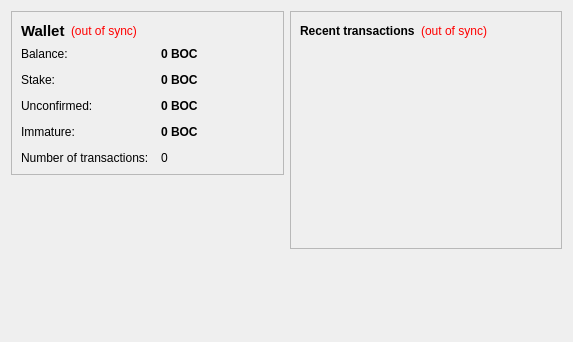
Before: the Qt Designer form src/qt/forms/overviewpage.ui in Bitblocks/bitblocks, drawn with Qt 5.
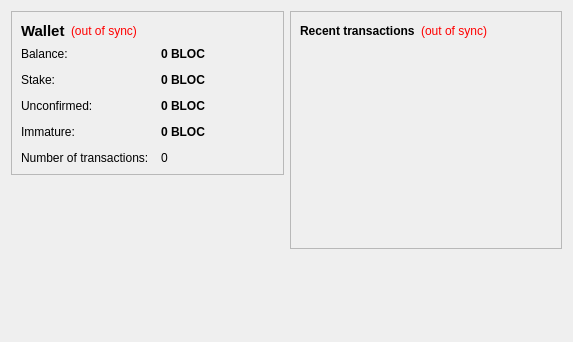
After: the same form once the commit is applied. Icons and pictures are not drawn.

Patch:
```diff
--- a/src/qt/forms/overviewpage.ui
+++ b/src/qt/forms/overviewpage.ui
@@ -105,7 +105,7 @@
              <string>Your current balance</string>
             </property>
             <property name="text">
-             <string notr="true">0 BOC</string>
+             <string notr="true">0 BLOC</string>
             </property>
             <property name="textInteractionFlags">
              <set>Qt::LinksAccessibleByMouse|Qt::TextSelectableByKeyboard|Qt::TextSelectableByMouse</set>
@@ -134,7 +134,7 @@
              <string>Total of coins that was staked, and do not yet count toward the current balance</string>
             </property>
             <property name="text">
-             <string notr="true">0 BOC</string>
+             <string notr="true">0 BLOC</string>
             </property>
             <property name="textInteractionFlags">
              <set>Qt::LinksAccessibleByMouse|Qt::TextSelectableByKeyboard|Qt::TextSelectableByMouse</set>
@@ -163,7 +163,7 @@
              <string>Total of transactions that have yet to be confirmed, and do not yet count toward the current balance</string>
             </property>
             <property name="text">
-             <string notr="true">0 BOC</string>
+             <string notr="true">0 BLOC</string>
             </property>
             <property name="textInteractionFlags">
              <set>Qt::LinksAccessibleByMouse|Qt::TextSelectableByKeyboard|Qt::TextSelectableByMouse</set>
@@ -189,7 +189,7 @@
              <string>Mined balance that has not yet matured</string>
             </property>
             <property name="text">
-             <string notr="true">0 BOC</string>
+             <string notr="true">0 BLOC</string>
             </property>
             <property name="textInteractionFlags">
              <set>Qt::LinksAccessibleByMouse|Qt::TextSelectableByKeyboard|Qt::TextSelectableByMouse</set>
```
Left out of the diff: 10 changed lines with no effect on the pictures.
